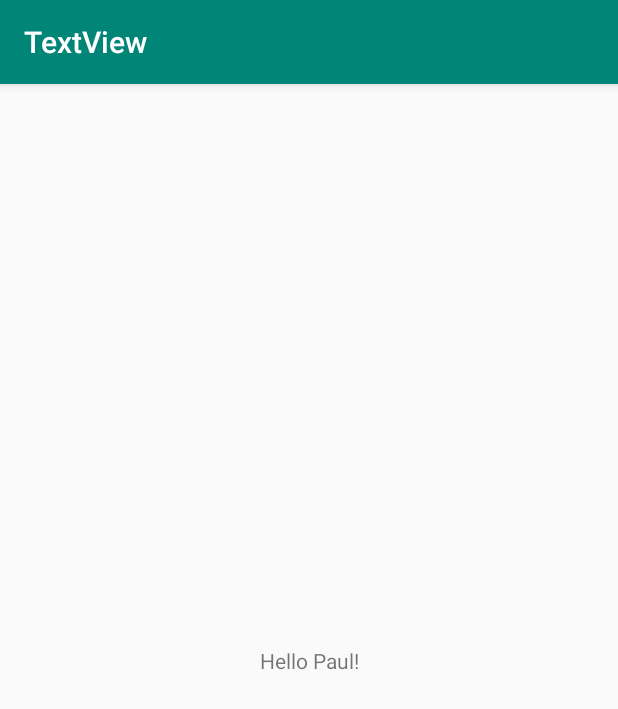
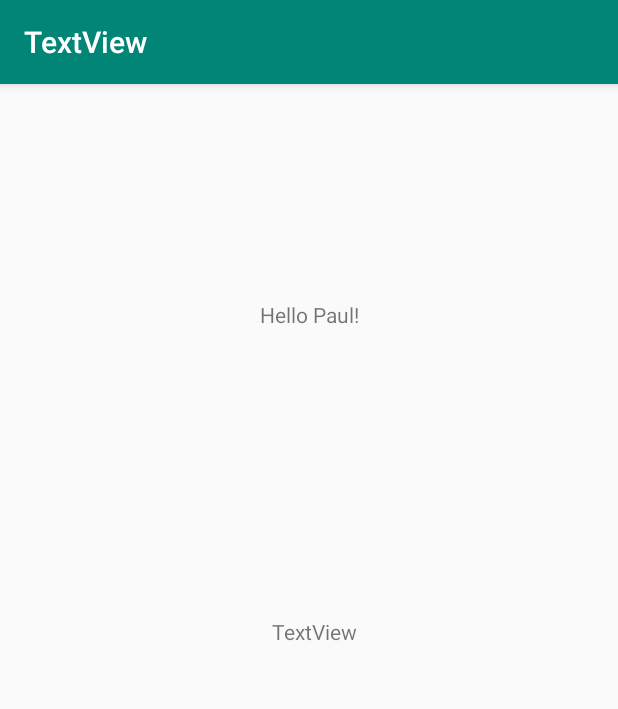
Before and after one commit to pavelkolomeitsev/BetProfessor, an Android app: the screen it shows after launch (MainActivity), on a phone screen of 412 x 824 dp. Shown: the top 709 px of the screen. Run offline under Robolectric (Android 15) with nearby library versions, the phone set to English and light mode, and no system bars.

Commit message:
Add the second textView

```diff
--- a/TextView/app/src/main/res/layout/activity_main.xml
+++ b/TextView/app/src/main/res/layout/activity_main.xml
@@ -7,12 +7,25 @@
     tools:context=".MainActivity">
 
     <TextView
+        android:id="@+id/textView"
         android:layout_width="wrap_content"
         android:layout_height="wrap_content"
+        android:layout_marginTop="144dp"
         android:text="@string/hello_paul"
-        app:layout_constraintBottom_toBottomOf="parent"
         app:layout_constraintLeft_toLeftOf="parent"
         app:layout_constraintRight_toRightOf="parent"
         app:layout_constraintTop_toTopOf="parent" />
 
+    <TextView
+        android:layout_width="wrap_content"
+        android:layout_height="wrap_content"
+        android:layout_marginStart="8dp"
+        android:layout_marginTop="192dp"
+        android:layout_marginEnd="8dp"
+        android:text="@string/app_name"
+        app:layout_constraintEnd_toEndOf="parent"
+        app:layout_constraintHorizontal_bias="0.511"
+        app:layout_constraintStart_toStartOf="parent"
+        app:layout_constraintTop_toBottomOf="@+id/textView" />
+
 </android.support.constraint.ConstraintLayout>
```
